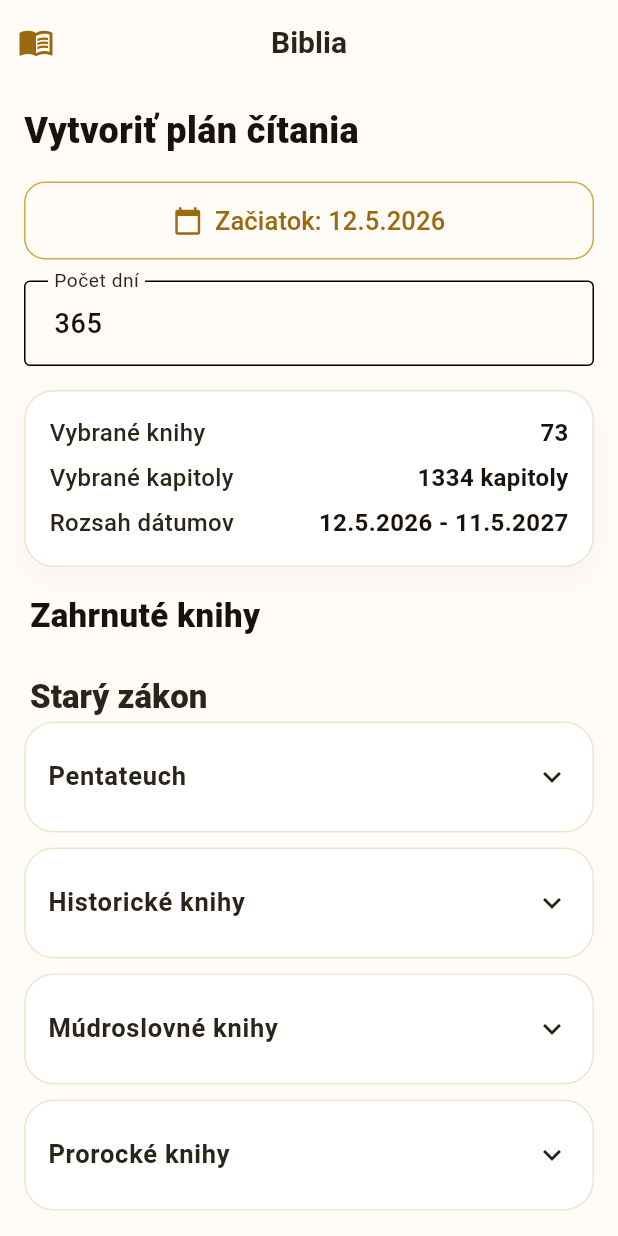
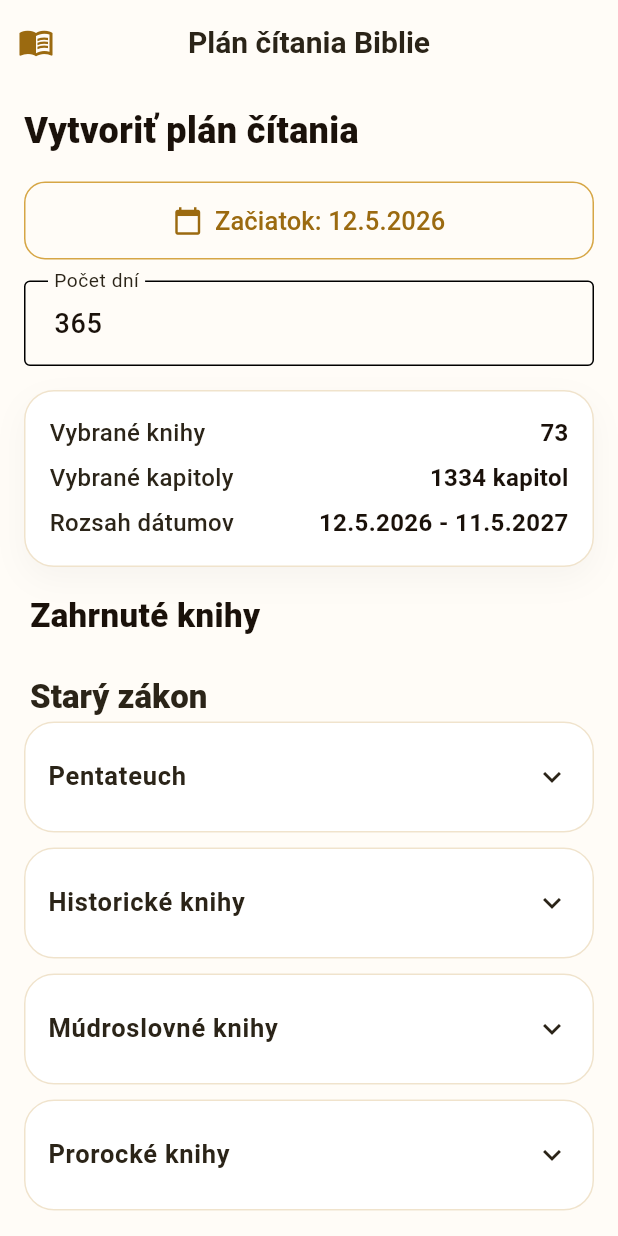
Before and after one commit to malymaros/bible_tracker, a Flutter app: the screen it shows after launch, on a phone screen of 412 x 824 dp. Run offline on Flutter 3.47's test engine with Material 3 defaults, Android fonts, the phone set to English and light mode, and no system bars; our stand-ins replace drift, drift_flutter, flutter_riverpod, go_router; accounts and stored records are empty; generated files the repository leaves out were written again.

Commit message:
refactor: simplify chapter count pluralization and rename plan tab title
Simplify formatChapterCount to exact-match 1–4 only (22/24/122 → kapitol).
Rename plan tab app bar title from 'Biblia' to 'Plán čítania Biblie'.
Update tests to match both changes.

Co-Authored-By: Claude Sonnet 4.6 <noreply@anthropic.com>

```diff
--- a/lib/core/utils/chapter_count_format.dart
+++ b/lib/core/utils/chapter_count_format.dart
@@ -1,17 +1,9 @@
 /// Returns the Slovak plural form of "kapitola" for the given [count].
-///
-/// Slovak plural rules:
-///   1           → kapitola
-///   2–4         → kapitoly
-///   11–14       → kapitol  (override: always genitive plural)
-///   22–24, etc. → kapitoly (mod10 in 2–4, mod100 not in 11–14)
-///   everything else → kapitol
+
 String formatChapterCount(int count) {
   if (count == 1) return '$count kapitola';
-  final mod10 = count % 10;
-  final mod100 = count % 100;
-  if (mod10 >= 2 && mod10 <= 4 && (mod100 < 11 || mod100 > 14)) {
-    return '$count kapitoly';
-  }
+  if (count == 2) return '$count kapitoly';
+  if (count == 3) return '$count kapitoly';
+  if (count == 4) return '$count kapitoly';
   return '$count kapitol';
 }
--- a/lib/features/plan/screens/plan_screen.dart
+++ b/lib/features/plan/screens/plan_screen.dart
@@ -462,7 +462,7 @@ class _PlanAppBarTitle extends StatelessWidget {
   @override
   Widget build(BuildContext context) {
     return const Text(
-      'Biblia',
+      'Plán čítania Biblie',
       style: TextStyle(
         fontSize: 20,
         fontWeight: FontWeight.w700,
```
Also changed, not shown: 2 other files.
